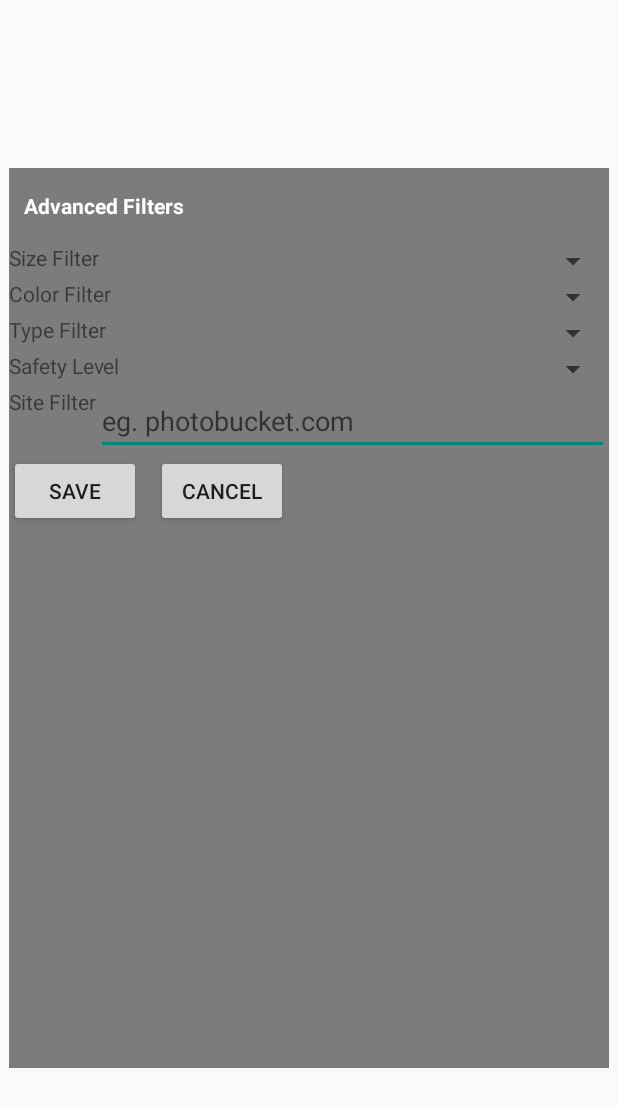
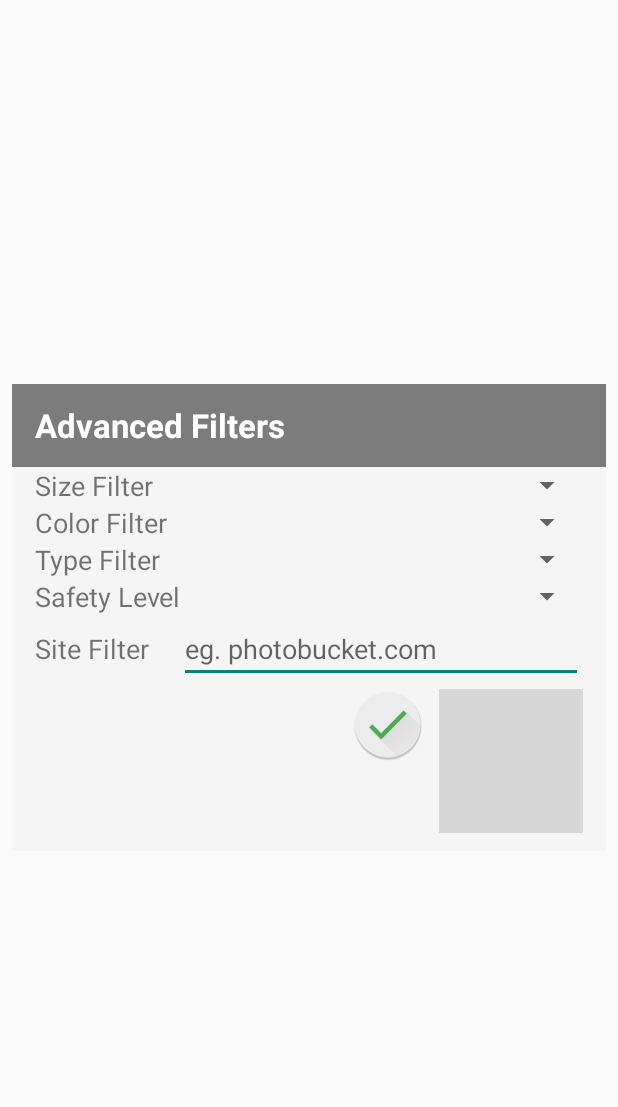
Before and after one commit to nyjalusc/GoogleImageSearchClient, an Android app: the layout advanced_filters.xml on its own in the app's theme, with its tools: preview values and no code run, on a phone screen of 412 x 824 dp. Shown: the top 1107 px of the screen. Run offline under Robolectric (Android 15) with nearby library versions, the phone set to English and light mode, and no system bars; grey boxes are pictures that could not be loaded.

Commit message:
Styling advanced settings dialog fragment

```diff
--- a/app/src/main/java/com/example/naugustine/gridimagesearch/views/AdvancedFiltersDialog.java
+++ b/app/src/main/java/com/example/naugustine/gridimagesearch/views/AdvancedFiltersDialog.java
@@ -4,12 +4,11 @@ import android.app.Dialog;
 import android.os.Bundle;
 import android.support.v4.app.DialogFragment;
 import android.support.v7.app.AlertDialog;
-import android.util.Log;
 import android.view.LayoutInflater;
 import android.view.View;
 import android.widget.ArrayAdapter;
-import android.widget.Button;
 import android.widget.EditText;
+import android.widget.ImageView;
 import android.widget.Spinner;
 
 import com.example.naugustine.gridimagesearch.R;
@@ -49,7 +48,7 @@ public class AdvancedFiltersDialog extends DialogFragment {
 
         // Setup Click listeners for save and cancel button
         // SAVE
-        Button btnSave = (Button) view.findViewById(R.id.btnSave);
+        ImageView btnSave = (ImageView) view.findViewById(R.id.btnSave);
         btnSave.setOnClickListener(new View.OnClickListener() {
             @Override
             public void onClick(View v) {
@@ -59,7 +58,7 @@ public class AdvancedFiltersDialog extends DialogFragment {
         });
 
         // CANCEL
-        Button btnCancel = (Button) view.findViewById(R.id.btnCancel);
+        ImageView btnCancel = (ImageView) view.findViewById(R.id.btnCancel);
         btnCancel.setOnClickListener(new View.OnClickListener() {
             @Override
             public void onClick(View v) {
--- a/app/src/main/res/layout/advanced_filters.xml
+++ b/app/src/main/res/layout/advanced_filters.xml
@@ -1,32 +1,46 @@
 <RelativeLayout xmlns:android="http://schemas.android.com/apk/res/android"
     android:id="@+id/edit_name"
-    android:layout_width="400dp" android:layout_height="600dp"
-    android:background="@color/black_transparent"
-    android:layout_gravity="center" android:orientation="vertical">
+    android:layout_width="wrap_content"
+    android:layout_height="wrap_content"
+    android:layout_gravity="center"
+    android:orientation="vertical">
 
-    <!--android:background="#000000ff"-->
     <TextView
         android:layout_width="match_parent"
-        android:layout_height="50dp"
+        android:layout_height="55dp"
         android:id="@+id/tvTitle"
+        android:background="@color/black_transparent"
         android:layout_alignParentLeft="true"
         android:layout_alignParentTop="true"
         android:text="@string/advanced_filters"
         android:gravity="center_vertical"
-        android:paddingLeft="10dp"
+        android:paddingLeft="15dp"
+        android:layout_marginLeft="8dp"
+        android:layout_marginRight="8dp"
         android:textColor="#ffffff"
+        android:textSize="22sp"
         android:textStyle="bold" />
 
-    <!--android:background="@color/teal_dark_light_transparent"-->
+    <RelativeLayout
+        android:layout_width="match_parent"
+        android:layout_height="wrap_content"
+        android:background="@color/white_background_dialog"
+        android:layout_marginLeft="8dp"
+        android:layout_marginRight="8dp"
+        android:paddingLeft="15dp"
+        android:paddingRight="15dp"
+        android:layout_below="@id/tvTitle">
         <RelativeLayout
             android:layout_width="match_parent"
             android:layout_height="wrap_content"
             android:id="@+id/rlSize"
-        android:layout_below="@id/tvTitle">
+            android:layout_alignParentTop="true">
             <TextView
                 android:layout_width="wrap_content"
                 android:layout_height="wrap_content"
+                android:layout_centerVertical="true"
                 android:id="@+id/tvSize"
+                android:textSize="18sp"
                 android:layout_alignParentLeft="true"
                 android:text="@string/size_filter"/>
 
@@ -46,6 +60,8 @@
                 android:layout_width="wrap_content"
                 android:layout_height="wrap_content"
                 android:id="@+id/tvColor"
+                android:textSize="18sp"
+                android:layout_centerVertical="true"
                 android:layout_alignParentLeft="true"
                 android:text="@string/color_filter"/>
 
@@ -65,6 +81,8 @@
                 android:layout_width="wrap_content"
                 android:layout_height="wrap_content"
                 android:id="@+id/tvType"
+                android:textSize="18sp"
+                android:layout_centerVertical="true"
                 android:layout_alignParentLeft="true"
                 android:text="@string/type_filter"/>
 
@@ -84,6 +102,8 @@
                 android:layout_width="wrap_content"
                 android:layout_height="wrap_content"
                 android:id="@+id/tvSafety"
+                android:textSize="18sp"
+                android:layout_centerVertical="true"
                 android:layout_alignParentLeft="true"
                 android:text="@string/safety_filter"/>
 
@@ -103,6 +123,8 @@
                 android:layout_width="wrap_content"
                 android:layout_height="wrap_content"
                 android:id="@+id/tvSiteFilter"
+                android:textSize="18sp"
+                android:layout_centerVertical="true"
                 android:layout_alignParentLeft="true"
                 android:text="@string/site_filter"/>
 
@@ -111,24 +133,29 @@
                 android:layout_height="wrap_content"
                 android:id="@+id/etSiteName"
                 android:hint="@string/site_hint"
+                android:layout_marginLeft="20dp"
                 android:layout_alignParentRight="true"
                 android:layout_toRightOf="@+id/tvSiteFilter"/>
         </RelativeLayout>
         <RelativeLayout
-        android:layout_width="match_parent"
+            android:layout_width="wrap_content"
             android:layout_height="wrap_content"
-        android:layout_below="@+id/rlSite">
-        <Button
+            android:layout_below="@+id/rlSite"
+            android:layout_alignParentRight="true"
+            android:layout_marginTop="4dp"
+            android:layout_marginBottom="12dp">
+            <ImageView
                 android:layout_width="wrap_content"
                 android:layout_height="wrap_content"
                 android:id="@+id/btnSave"
-            android:text="Save"
-            android:layout_marginRight="10dp"/>
-        <Button
+                android:layout_marginRight="10dp"
+                android:src="@drawable/save_button"/>
+            <ImageView
                 android:layout_width="wrap_content"
                 android:layout_height="wrap_content"
                 android:id="@+id/btnCancel"
-            android:text="Cancel"
+                android:src="@drawable/cancel_button"
                 android:layout_toRightOf="@+id/btnSave"/>
         </RelativeLayout>
     </RelativeLayout>
+</RelativeLayout>
--- a/app/src/main/res/layout/spinner_item.xml
+++ b/app/src/main/res/layout/spinner_item.xml
@@ -5,8 +5,12 @@
     android:layout_height="wrap_content"
     android:id="@+id/tvSpinnerDropDown"
     android:fontFamily="sans-serif"
-    android:textSize="15sp"
-    android:padding="10dp"
+    android:textSize="18sp"
+    android:paddingTop="12dp"
+    android:paddingBottom="12dp"
+    android:paddingLeft="18dp"
+    android:paddingRight="18dp"
     />
 
+    <!--android:padding="12dp"-->
     <!--android:gravity="start"-->
--- a/app/src/main/res/values/colors.xml
+++ b/app/src/main/res/values/colors.xml
@@ -6,4 +6,7 @@
     <color name="teal_dark">#00695C</color>
     <color name="teal_dark_light">#00796B</color>
     <color name="teal_dark_light_transparent">#8000796B</color>
+    <color name="white_background_dialog">#F2F5F5F5</color>
+    <color name="teal_text_dialog">#00BFA5</color>
+
 </resources>
```
Also changed, not shown: app/src/main/res/drawable-hdpi/save_button.png (added), app/src/main/res/drawable-mdpi/save_button.png (added), app/src/main/res/drawable-xhdpi/save_button.png (added), app/src/main/res/drawable-xxhdpi/save_button.png (added). Lines whose indentation alone changed are shown as unchanged.
